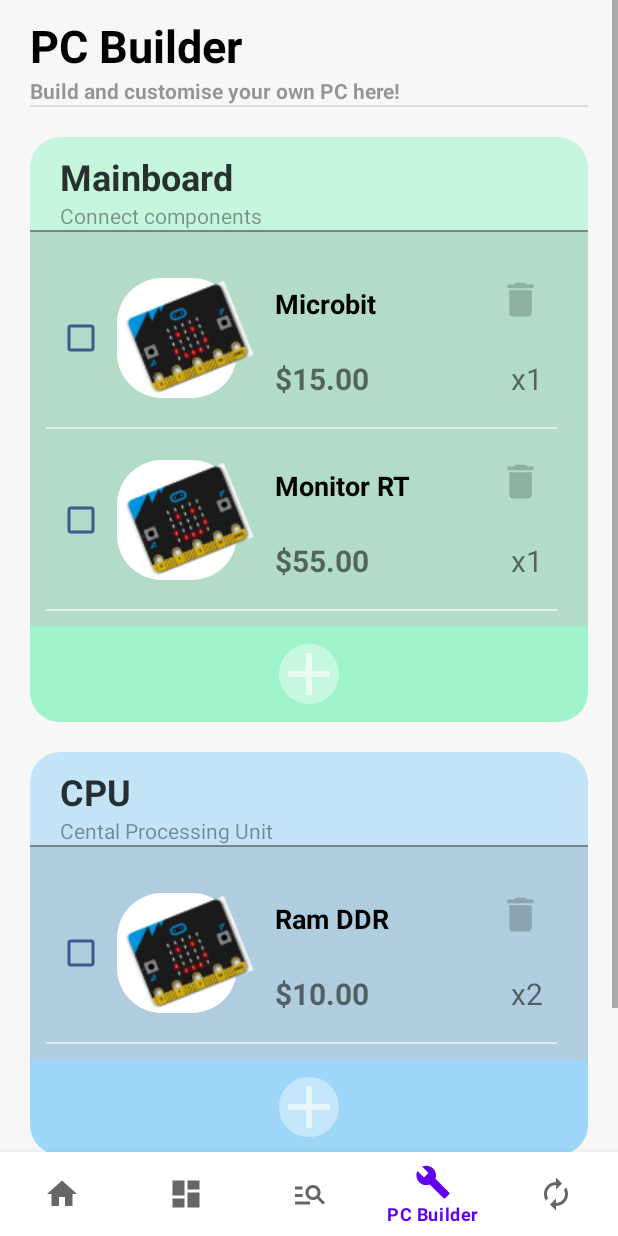
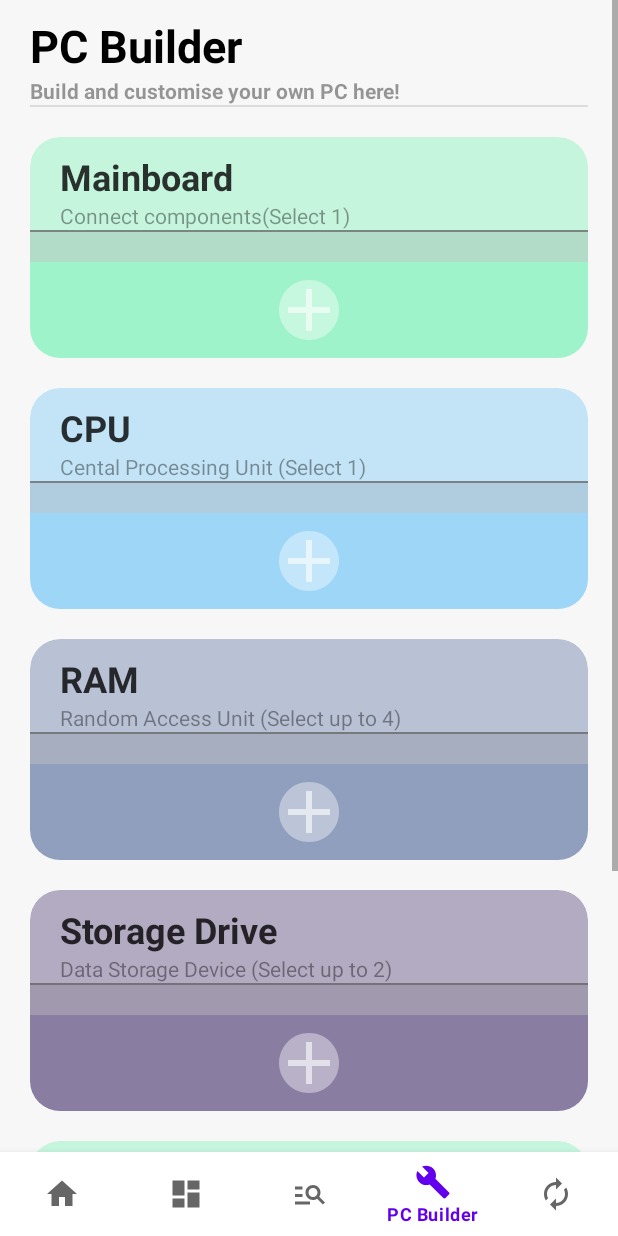
Before and after one commit to hault033092/RMIT-COSC2657-AndroidDev-2022C, an Android app: the screen it shows after launch (MainActivity), item 4 of the bottom bar chosen, on a phone screen of 412 x 824 dp. Run offline under Robolectric (Android 15) with nearby library versions, the phone set to English and light mode, and no system bars.

```diff
--- a/app/src/main/java/com/example/myapplication/Adapter/LocalItemsSingleton.java
+++ b/app/src/main/java/com/example/myapplication/Adapter/LocalItemsSingleton.java
@@ -2,6 +2,7 @@ package com.example.myapplication.Adapter;
 
 import android.util.Log;
 
+import com.example.myapplication.Entity.ComponentType;
 import com.example.myapplication.Entity.Item;
 import com.example.myapplication.Interface.ILocalCartChange;
 import com.example.myapplication.R;
@@ -14,7 +15,6 @@ public class LocalItemsSingleton {
     ILocalCartChange localCartChange;
 
     static ArrayList<Item> cart = new ArrayList<>();
-
     //cart section
     public ArrayList<Item> getCart()
     {
@@ -53,6 +53,25 @@ public class LocalItemsSingleton {
         localCartChange.notifyInsert(cart.size());
     }
 
+    ComponentType[] types = {
+            new ComponentType("Mainboard","Connect components(Select 1)"),
+            new ComponentType("CPU","Cental Processing Unit (Select 1)"),
+            new ComponentType("RAM","Random Access Unit (Select up to 4)"),
+            new ComponentType("Storage Drive","Data Storage Device (Select up to 2)"),
+            new ComponentType("Power Supply", "Convert Electric Current for Computer (Select 1)"),
+            new ComponentType("VGA","Graphic Processing Unit(Select 1)"),
+            new ComponentType("Monitor","Display Device (Select up to 3)")
+    };
+
+    public ComponentType[] getTypes(){
+        return types;
+    }
+    public void addItemToType(Item item)
+    {
+        //detect the index of the type
+        int index = item.getTypeIndex();
+        types[index].addComponent(item);
+    }
     //GENERATE SINGLETON
     public static LocalItemsSingleton getInstance()
     {
--- a/app/src/main/java/com/example/myapplication/ui/pcbuilder/PcBuilderFragment.java
+++ b/app/src/main/java/com/example/myapplication/ui/pcbuilder/PcBuilderFragment.java
@@ -13,6 +13,7 @@ import android.view.ViewGroup;
 import android.widget.Button;
 import android.widget.TextView;
 
+import com.example.myapplication.Adapter.LocalItemsSingleton;
 import com.example.myapplication.CheckOutActivity;
 import com.example.myapplication.Entity.ComponentType;
 import com.example.myapplication.Entity.Item;
@@ -23,27 +24,17 @@ import java.text.NumberFormat;
 import java.util.ArrayList;
 
 public class PcBuilderFragment extends Fragment {
-    ComponentType[] types = {
-            new ComponentType("Mainboard","Connect components"),
-            new ComponentType("CPU","Cental Processing Unit"),
-            new ComponentType("RAM","Random Access Unit"),
-            new ComponentType("Storage Drive","Data Storage Device"),
-            new ComponentType("Power Supply", "Convert Electric Current for Computer"),
-            new ComponentType("VGA","Graphic Processing Unit"),
-            new ComponentType("Monitor","Display Device")
-    };
 
     float subtotal = 0 ;
     @Override
     public View onCreateView(LayoutInflater inflater, ViewGroup container,
                              Bundle savedInstanceState) {
         View view =inflater.inflate(R.layout.fragment_pcbuilder,container,false);
+        ComponentType[] types =LocalItemsSingleton.getInstance().getTypes();
         //recycle view
         RecyclerView recyclerView = (RecyclerView) view.findViewById(R.id.typeList);
         TextView subtotalView = view.findViewById(R.id.total);
 
-        //generate sample data
-        InjectItem();
         NumberFormat fmt = NumberFormat.getCurrencyInstance();
         //create adapter and setting
         PCBuilderRecycleViewAdapter adapter = new PCBuilderRecycleViewAdapter(view.getContext(),types);
@@ -113,19 +104,4 @@ public class PcBuilderFragment extends Fragment {
         return view;
     }
 
-    private void InjectItem()
-    {
-        Item item = new Item(R.drawable.asset_microbit, "Microbit", "V1", 15.00f,1);
-        Item item2 = new Item(R.drawable.asset_microbit, "Ram DDR", "4GB",10.00f, 2);
-        Item item3 = new Item(R.drawable.asset_microbit, "Monitor RT", "Model 1572", 55.00f, 1);
-        Item item4 = new Item(R.drawable.asset_microbit, "Razor Gaming mouse", "V2", 105.00f, 1);
-        Item item5 = new Item(R.drawable.asset_microbit, "Ledendary keyboard", "V2", 15.00f, 1);
-        Item item6 = new Item(R.drawable.asset_microbit, " Mini Nuclear power house", "V2", 399.00f, 1);
-        types[0].addComponent(item);
-        types[1].addComponent(item2);
-        types[0].addComponent(item3);
-        types[4].addComponent(item5);
-        types[4].addComponent(item4);
-        types[4].addComponent(item6);
-    }
 }
--- a/app/src/main/res/layout/activity_item_detail.xml
+++ b/app/src/main/res/layout/activity_item_detail.xml
@@ -202,7 +202,8 @@
                             android:layout_width="match_parent"
                             android:layout_height="match_parent"
                             android:layout_gravity="center"
-                            app:srcCompat="@drawable/asset_microbit" />
+                            android:adjustViewBounds="true"
+                            app:srcCompat="@drawable/ram" />
                     </FrameLayout>
 
                 </LinearLayout>
@@ -290,7 +291,7 @@
                 android:textStyle="bold" />
 
             <Button
-                android:id="@+id/collectionButton"
+                android:id="@+id/pcButton"
                 android:layout_width="wrap_content"
                 android:layout_height="wrap_content"
                 android:layout_marginStart="5dp"
--- a/app/src/main/res/layout/item_confirm_cart.xml
+++ b/app/src/main/res/layout/item_confirm_cart.xml
@@ -35,6 +35,7 @@
                 android:layout_width="wrap_content"
                 android:layout_height="88dp"
                 android:layout_gravity="center_horizontal|center_vertical"
+                android:adjustViewBounds="true"
                 app:srcCompat="@drawable/asset_microbit" />
         </FrameLayout>
 
--- a/app/src/main/res/layout/item_pc_item.xml
+++ b/app/src/main/res/layout/item_pc_item.xml
@@ -45,7 +45,8 @@
                 android:layout_width="95dp"
                 android:layout_height="wrap_content"
                 android:layout_gravity="center_horizontal|center_vertical"
-                app:srcCompat="@drawable/asset_microbit" />
+                android:adjustViewBounds="true"
+                app:srcCompat="@drawable/ram" />
         </FrameLayout>
 
         <LinearLayout
```
Also changed, not shown: app/src/main/java/com/example/myapplication/Entity/Item.java (+31 -1 lines), app/src/main/java/com/example/myapplication/ItemDetailActivity.java (+26 -2 lines), app/src/main/res/layout/item_cart.xml (+4 -3 lines).
